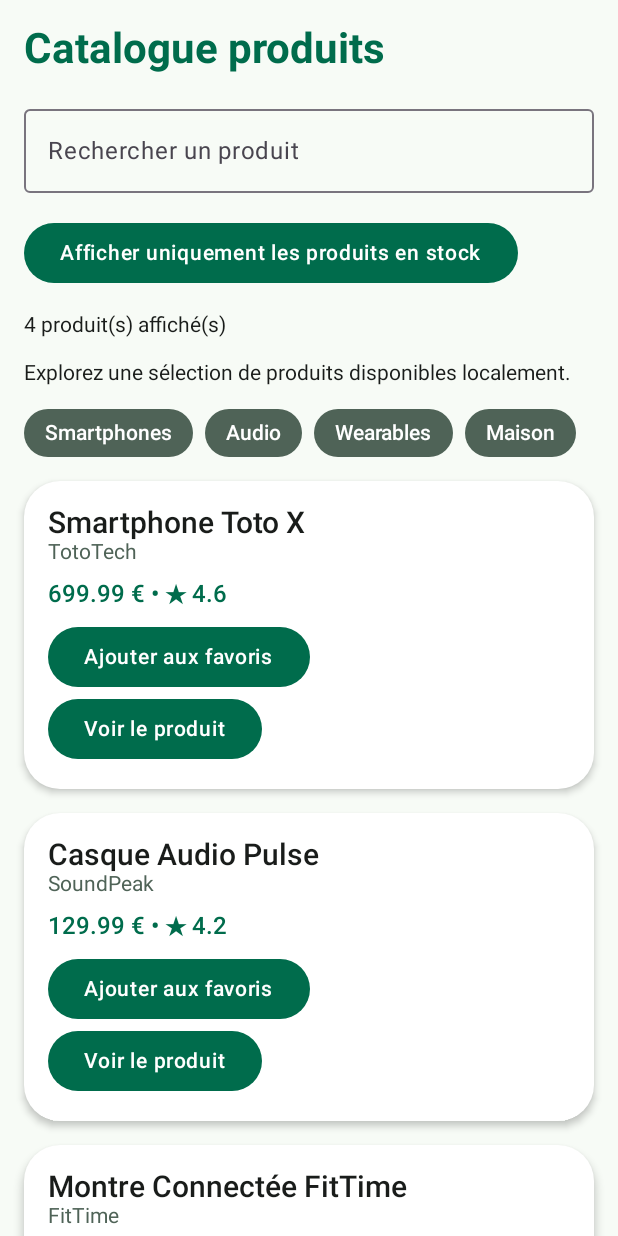
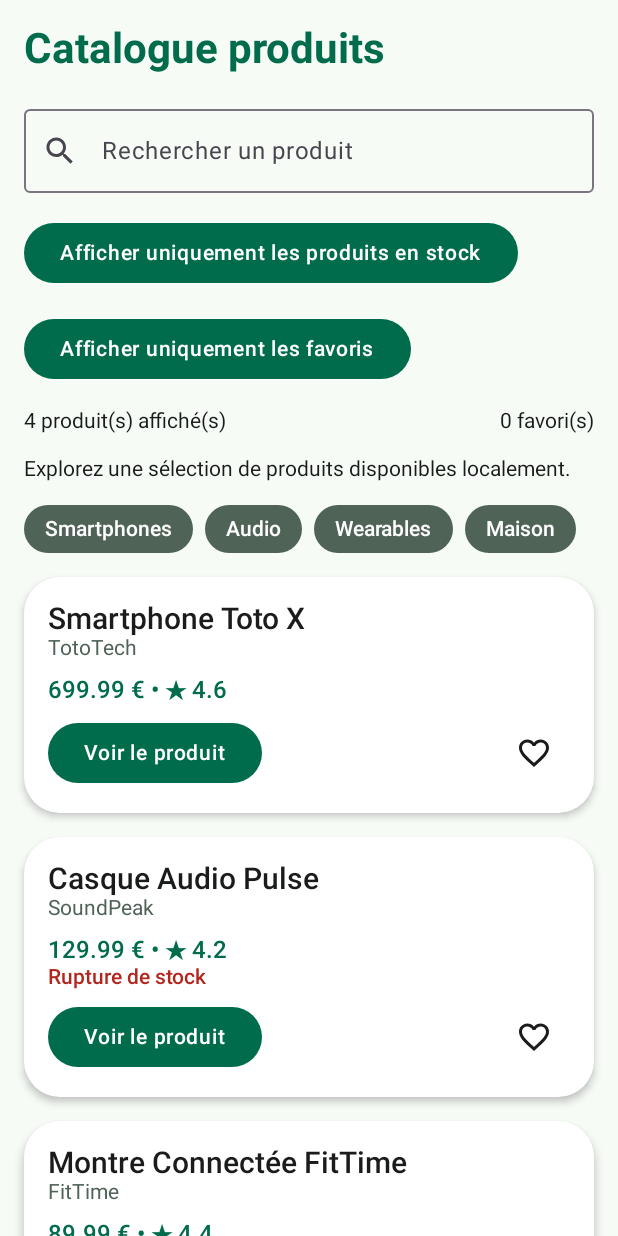
Before and after one commit to elsattaque/product_review_jp_compose, an Android app built with Jetpack Compose: the screen it shows after launch (MainActivity), on a phone screen of 412 x 824 dp. Run offline under Robolectric (Android 15) with nearby library versions, the phone set to English and light mode, and no system bars.

Commit message:
Bonus - Filtres, favoris et recherche

```diff
--- a/app/src/main/java/com/example/productexplorer/MainActivity.kt
+++ b/app/src/main/java/com/example/productexplorer/MainActivity.kt
@@ -27,6 +27,11 @@ import androidx.compose.ui.unit.dp
 import com.example.productexplorer.ui.theme.ProductExplorerTheme
 import androidx.compose.material.icons.Icons
 import androidx.compose.material.icons.filled.Star
+import androidx.compose.material.icons.filled.Clear
+import androidx.compose.material.icons.filled.Search
+import androidx.compose.material.icons.filled.Favorite
+import androidx.compose.material.icons.filled.FavoriteBorder
+import androidx.compose.material3.IconButton
 import androidx.compose.material3.OutlinedTextField
 import androidx.compose.material3.Surface
 import androidx.compose.ui.Alignment
@@ -638,19 +643,37 @@ fun ProductListItem(
                 style = MaterialTheme.typography.titleMedium,
                 color = MaterialTheme.colorScheme.primary
             )
+            if (product.stock == 0) {
+                Text(
+                    text = "Rupture de stock",
+                    style = MaterialTheme.typography.labelLarge,
+                    color = MaterialTheme.colorScheme.error
+                )
+            }
             Spacer(modifier = Modifier.height(8.dp))
-            Button(onClick = onFavoriteClick) {
-                Text(
-                    text = if (isFavorite) {
+            Row(
+                modifier = Modifier.fillMaxWidth(),
+                horizontalArrangement = Arrangement.SpaceBetween,
+                verticalAlignment = Alignment.CenterVertically
+            ) {
+                Button(onClick = onClick) {
+                    Text(text = "Voir le produit")
+                }
+
+                IconButton(onClick = onFavoriteClick) {
+                    Icon(
+                        imageVector = if (isFavorite) {
+                            Icons.Default.Favorite
+                        } else {
+                            Icons.Default.FavoriteBorder
+                        },
+                        contentDescription = if (isFavorite) {
                             "Retirer des favoris"
                         } else {
                             "Ajouter aux favoris"
                         }
                     )
                 }
-
-            Button(onClick = onClick) {
-                Text(text = "Voir le produit")
             }
         }
     }
@@ -690,7 +713,17 @@ fun ProductCatalogContainer(
         mutableStateOf(listOf<Int>())
     }
 
-    val filteredProducts = remember(products, searchQuery, showOnlyInStock) {
+    var showOnlyFavorites by rememberSaveable {
+        mutableStateOf(false)
+    }
+
+    val filteredProducts = remember(
+        products,
+        searchQuery,
+        showOnlyInStock,
+        showOnlyFavorites,
+        favoriteProductIds
+    ) {
         products.filter { product ->
             val matchesSearch =
                 product.title.contains(searchQuery, ignoreCase = true) ||
@@ -700,7 +733,10 @@ fun ProductCatalogContainer(
             val matchesStock =
                 !showOnlyInStock || product.stock > 0
 
-            matchesSearch && matchesStock
+            val matchesFavorites =
+                !showOnlyFavorites || favoriteProductIds.contains(product.id)
+
+            matchesSearch && matchesStock && matchesFavorites
         }
     }
 
@@ -723,6 +759,10 @@ fun ProductCatalogContainer(
         onToggleStockFilter = {
             showOnlyInStock = !showOnlyInStock
         },
+        showOnlyFavorites = showOnlyFavorites,
+        onToggleFavoritesFilter = {
+            showOnlyFavorites = !showOnlyFavorites
+        },
         favoriteProductIds = favoriteProductIds,
         onFavoriteClick = { productId ->
             toggleFavorite(productId)
@@ -740,6 +780,8 @@ fun ProductCatalogScreen(
     onSearchQueryChange: (String) -> Unit,
     showOnlyInStock: Boolean,
     onToggleStockFilter: () -> Unit,
+    showOnlyFavorites: Boolean,
+    onToggleFavoritesFilter: () -> Unit,
     favoriteProductIds: List<Int>,
     onFavoriteClick: (Int) -> Unit,
     onProductClick: (ProductUi) -> Unit,
@@ -767,6 +809,26 @@ fun ProductCatalogScreen(
                 label = {
                     Text(text = "Rechercher un produit")
                 },
+                leadingIcon = {
+                    Icon(
+                        imageVector = Icons.Default.Search,
+                        contentDescription = null
+                    )
+                },
+                trailingIcon = {
+                    if (searchQuery.isNotEmpty()) {
+                        IconButton(
+                            onClick = {
+                                onSearchQueryChange("")
+                            }
+                        ) {
+                            Icon(
+                                imageVector = Icons.Default.Clear,
+                                contentDescription = "Effacer la recherche"
+                            )
+                        }
+                    }
+                },
                 modifier = Modifier.fillMaxWidth()
             )
         }
@@ -786,10 +848,33 @@ fun ProductCatalogScreen(
         }
 
         item {
+            Button(
+                onClick = onToggleFavoritesFilter
+            ) {
+                Text(
+                    text = if (showOnlyFavorites) {
+                        "Désactiver le filtre favoris"
+                    } else {
+                        "Afficher uniquement les favoris"
+                    }
+                )
+            }
+        }
+
+        item {
+            Row(
+                modifier = Modifier.fillMaxWidth(),
+                horizontalArrangement = Arrangement.SpaceBetween
+            ) {
                 Text(
                     text = "${products.size} produit(s) affiché(s)",
                     style = MaterialTheme.typography.bodyMedium
                 )
+                Text(
+                    text = "${favoriteProductIds.size} favori(s)",
+                    style = MaterialTheme.typography.bodyMedium
+                )
+            }
         }
 
         item {
@@ -801,6 +886,15 @@ fun ProductCatalogScreen(
 
         item {
             CategoryRow(categories = categories)
+        }
+
+        if (products.isEmpty()) {
+            item {
+                Text(
+                    text = "Aucun produit ne correspond à votre recherche",
+                    style = MaterialTheme.typography.bodyLarge
+                )
+            }
         }
 
         items(
@@ -862,6 +956,8 @@ fun ProductCatalogScreenStatelessPreview() {
             onSearchQueryChange = {},
             showOnlyInStock = false,
             onToggleStockFilter = {},
+            showOnlyFavorites = false,
+            onToggleFavoritesFilter = {},
             favoriteProductIds = listOf(1),
             onFavoriteClick = {},
             onProductClick = {}
```
Lines whose indentation alone changed are shown as unchanged.
